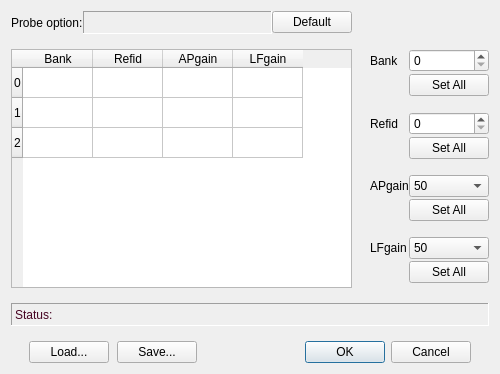
The window that Forms/IMROEditor.ui (billkarsh/SpikeGLX) describes before a commit, drawn with Qt 5.
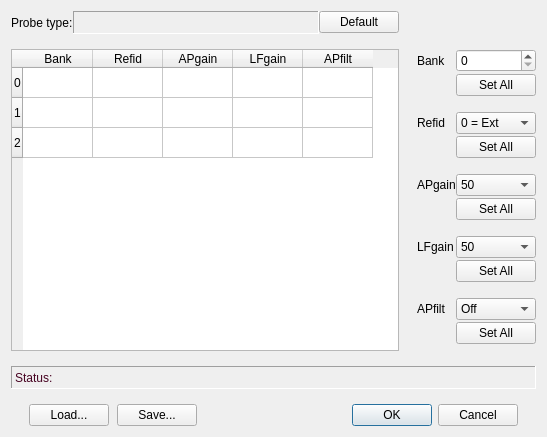
The same window after the commit.

```diff
--- a/Forms/IMROEditor.ui
+++ b/Forms/IMROEditor.ui
@@ -9,10 +9,16 @@
    <rect>
     <x>0</x>
     <y>0</y>
-    <width>484</width>
-    <height>374</height>
+    <width>547</width>
+    <height>437</height>
    </rect>
   </property>
+  <property name="minimumSize">
+   <size>
+    <width>547</width>
+    <height>0</height>
+   </size>
+  </property>
   <property name="windowTitle">
    <string>Imec Readout Table Editor</string>
   </property>
@@ -40,7 +46,7 @@
         </sizepolicy>
        </property>
        <property name="text">
-        <string>Probe option:</string>
+        <string>Probe type:</string>
        </property>
       </widget>
      </item>
@@ -179,6 +185,11 @@
        <string>LFgain</string>
       </property>
      </column>
+     <column>
+      <property name="text">
+       <string>APfilt</string>
+      </property>
+     </column>
     </widget>
    </item>
    <item row="1" column="1">
@@ -202,17 +213,14 @@
        </property>
       </spacer>
      </item>
-     <item row="0" column="0">
-      <widget class="QLabel" name="label">
+     <item row="0" column="1">
+      <widget class="QSpinBox" name="bankSB">
        <property name="sizePolicy">
-        <sizepolicy hsizetype="Preferred" vsizetype="Preferred">
+        <sizepolicy hsizetype="MinimumExpanding" vsizetype="Fixed">
          <horstretch>0</horstretch>
          <verstretch>0</verstretch>
         </sizepolicy>
        </property>
-       <property name="text">
-        <string>Bank</string>
-       </property>
       </widget>
      </item>
      <item row="3" column="0">
@@ -235,23 +243,10 @@
        </property>
       </widget>
      </item>
-     <item row="3" column="1">
-      <widget class="QSpinBox" name="refidSB">
-       <property name="sizePolicy">
-        <sizepolicy hsizetype="MinimumExpanding" vsizetype="Fixed">
-         <horstretch>0</horstretch>
-         <verstretch>0</verstretch>
-        </sizepolicy>
-       </property>
-      </widget>
-     </item>
-     <item row="0" column="1">
-      <widget class="QSpinBox" name="bankSB">
-       <property name="sizePolicy">
-        <sizepolicy hsizetype="MinimumExpanding" vsizetype="Fixed">
-         <horstretch>0</horstretch>
-         <verstretch>0</verstretch>
-        </sizepolicy>
+     <item row="9" column="0">
+      <widget class="QLabel" name="label_4">
+       <property name="text">
+        <string>LFgain</string>
        </property>
       </widget>
      </item>
@@ -284,10 +279,50 @@
        </property>
       </spacer>
      </item>
-     <item row="9" column="0">
-      <widget class="QLabel" name="label_4">
+     <item row="0" column="0">
+      <widget class="QLabel" name="label">
+       <property name="sizePolicy">
+        <sizepolicy hsizetype="Preferred" vsizetype="Preferred">
+         <horstretch>0</horstretch>
+         <verstretch>0</verstretch>
+        </sizepolicy>
+       </property>
        <property name="text">
-        <string>LFgain</string>
+        <string>Bank</string>
+       </property>
+      </widget>
+     </item>
+     <item row="13" column="1">
+      <widget class="QPushButton" name="hipassBut">
+       <property name="sizePolicy">
+        <sizepolicy hsizetype="Preferred" vsizetype="Fixed">
+         <horstretch>0</horstretch>
+         <verstretch>0</verstretch>
+        </sizepolicy>
+       </property>
+       <property name="text">
+        <string>Set All</string>
+       </property>
+      </widget>
+     </item>
+     <item row="12" column="1">
+      <widget class="QComboBox" name="hipassCB">
+       <item>
+        <property name="text">
+         <string>Off</string>
+        </property>
+       </item>
+       <item>
+        <property name="text">
+         <string>300Hz</string>
+        </property>
+       </item>
+      </widget>
+     </item>
+     <item row="12" column="0">
+      <widget class="QLabel" name="label_5">
+       <property name="text">
+        <string>APfilt</string>
        </property>
       </widget>
      </item>
@@ -304,6 +339,35 @@
        </property>
       </widget>
      </item>
+     <item row="3" column="1">
+      <widget class="QComboBox" name="refidCB">
+       <item>
+        <property name="text">
+         <string>0 = Ext</string>
+        </property>
+       </item>
+       <item>
+        <property name="text">
+         <string>1 = Tip</string>
+        </property>
+       </item>
+       <item>
+        <property name="text">
+         <string>2 = 192</string>
+        </property>
+       </item>
+       <item>
+        <property name="text">
+         <string>3 = 576</string>
+        </property>
+       </item>
+       <item>
+        <property name="text">
+         <string>4 = 960</string>
+        </property>
+       </item>
+      </widget>
+     </item>
      <item row="6" column="0">
       <widget class="QLabel" name="label_3">
        <property name="text">
@@ -350,7 +414,7 @@
        </item>
        <item>
         <property name="text">
-         <string>2500</string>
+         <string>3000</string>
         </property>
        </item>
       </widget>
@@ -407,7 +471,7 @@
        </item>
        <item>
         <property name="text">
-         <string>2500</string>
+         <string>3000</string>
         </property>
        </item>
       </widget>
@@ -428,7 +492,7 @@
        </property>
       </spacer>
      </item>
-     <item row="11" column="1">
+     <item row="14" column="1">
       <spacer name="verticalSpacer_4">
        <property name="orientation">
         <enum>Qt::Vertical</enum>
@@ -441,6 +505,22 @@
        </property>
       </spacer>
      </item>
+     <item row="11" column="1">
+      <spacer name="verticalSpacer_5">
+       <property name="orientation">
+        <enum>Qt::Vertical</enum>
+       </property>
+       <property name="sizeType">
+        <enum>QSizePolicy::Fixed</enum>
+       </property>
+       <property name="sizeHint" stdset="0">
+        <size>
+         <width>20</width>
+         <height>14</height>
+        </size>
+       </property>
+      </spacer>
+     </item>
     </layout>
    </item>
    <item row="2" column="0" colspan="2">
```
Left out of the diff: 4 changed lines with no effect on the pictures.
